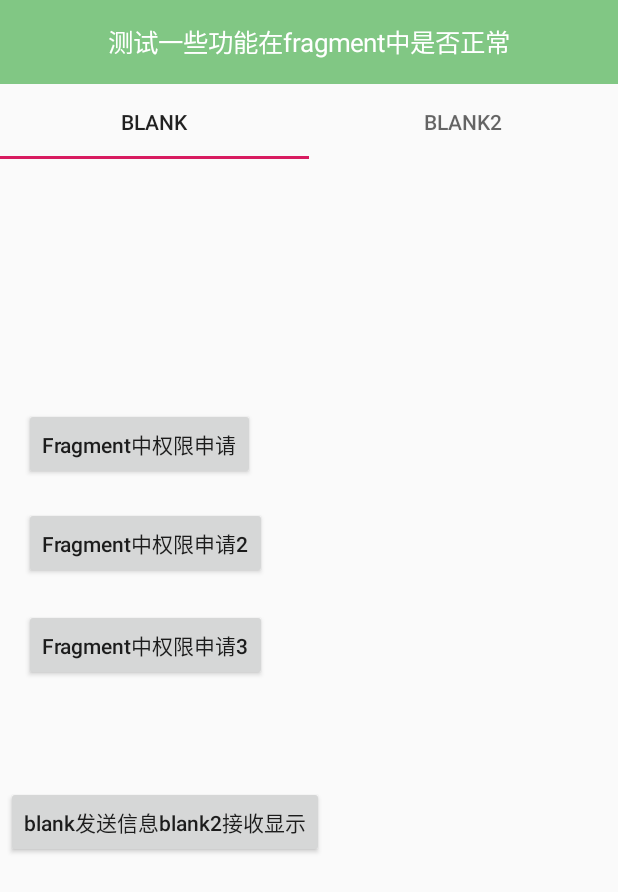
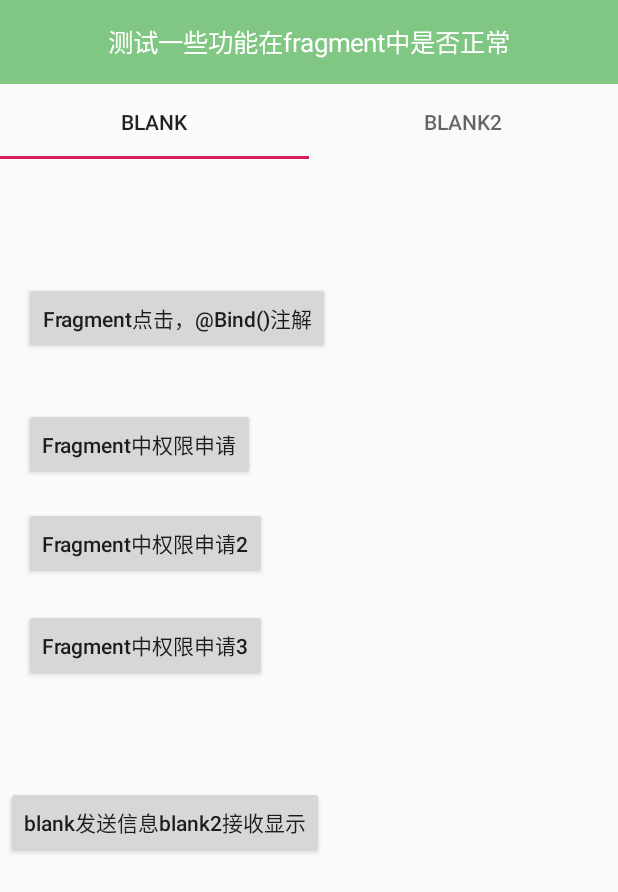
Before and after one commit to lucktoyou/FastLib, an Android app: the NextActivity screen opened directly, with no data from a screen before it, on a phone screen of 412 x 824 dp. Shown: the top 892 px of the screen. Run offline under Robolectric (Android 15) with nearby library versions, the phone set to English and light mode, and no system bars; our stand-ins replace CircleImageView; libraries missing offline, so code that uses them is left out: com.orhanobut.logger.

Commit message:
例子更新

```diff
--- a/app/src/main/java/com/example/fastlibdemo/next/BlankFragment.java
+++ b/app/src/main/java/com/example/fastlibdemo/next/BlankFragment.java
@@ -1,23 +1,30 @@
 package com.example.fastlibdemo.next;
 
+import android.annotation.SuppressLint;
 import android.widget.Toast;
 
 import com.example.fastlibdemo.R;
 import com.example.fastlibdemo.base.BindViewFragment;
 import com.example.fastlibdemo.databinding.FragmentBlankBinding;
 import com.fastlib.annotation.Bind;
-import com.fastlib.annotation.ContentView;
 import com.fastlib.base.EventObserver;
 import com.fastlib.utils.N;
 import com.fastlib.utils.permission.FastPermission;
 import com.fastlib.utils.permission.OnPermissionCallback;
 import com.fastlib.utils.permission.Permission;
 
+@SuppressLint("NonConstantResourceId")
 public class BlankFragment extends BindViewFragment<FragmentBlankBinding>{
 
     @Override
     public void alreadyPrepared() {
 
+    }
+
+
+    @Bind(R.id.btnTest)
+    public void test() {
+        N.showToast(getContext(),"click ok");
     }
 
     @Bind(R.id.btnPermission)
@@ -74,6 +81,7 @@ public class BlankFragment extends BindViewFragment<FragmentBlankBinding>{
 
     @Bind(R.id.btnSend)
     public void send() {
+        N.showToast(getContext(),"已发送需显示文本");
         EventObserver.getInstance().sendEvent(new InfoEvent("hello world！"));
     }
 }
--- a/app/src/main/res/layout/fragment_blank.xml
+++ b/app/src/main/res/layout/fragment_blank.xml
@@ -1,50 +1,61 @@
 <?xml version="1.0" encoding="utf-8"?>
-<androidx.constraintlayout.widget.ConstraintLayout xmlns:app="http://schemas.android.com/apk/res-auto"
-    xmlns:android="http://schemas.android.com/apk/res/android"
+<androidx.constraintlayout.widget.ConstraintLayout xmlns:android="http://schemas.android.com/apk/res/android"
+    xmlns:app="http://schemas.android.com/apk/res-auto"
     android:layout_width="match_parent"
     android:layout_height="match_parent">
+
+    <Button
+        android:id="@+id/btnTest"
+        android:layout_width="wrap_content"
+        android:layout_height="wrap_content"
+        android:layout_marginStart="16dp"
+        android:layout_marginTop="82dp"
+        android:text="Fragment点击，@Bind()注解"
+        android:textAllCaps="false"
+        app:layout_constraintStart_toStartOf="parent"
+        app:layout_constraintTop_toTopOf="parent" />
 
     <Button
         android:id="@+id/btnPermission"
         android:layout_width="wrap_content"
         android:layout_height="wrap_content"
         android:layout_marginStart="16dp"
-        android:layout_marginTop="166dp"
+        android:layout_marginTop="36dp"
         android:text="Fragment中权限申请"
         android:textAllCaps="false"
         app:layout_constraintStart_toStartOf="parent"
-        app:layout_constraintTop_toTopOf="parent" />
+        app:layout_constraintTop_toBottomOf="@+id/btnTest" />
 
     <Button
         android:id="@+id/btnPermission2"
         android:layout_width="wrap_content"
         android:layout_height="wrap_content"
         android:layout_marginStart="16dp"
-        android:layout_marginTop="232dp"
+        android:layout_marginTop="18dp"
         android:text="Fragment中权限申请2"
         android:textAllCaps="false"
         app:layout_constraintStart_toStartOf="parent"
-        app:layout_constraintTop_toTopOf="parent" />
+        app:layout_constraintTop_toBottomOf="@+id/btnPermission" />
 
     <Button
         android:id="@+id/btnPermission3"
         android:layout_width="wrap_content"
         android:layout_height="wrap_content"
         android:layout_marginStart="16dp"
-        android:layout_marginTop="300dp"
+        android:layout_marginTop="20dp"
         android:text="Fragment中权限申请3"
         android:textAllCaps="false"
         app:layout_constraintStart_toStartOf="parent"
-        app:layout_constraintTop_toTopOf="parent" />
+        app:layout_constraintTop_toBottomOf="@+id/btnPermission2" />
 
     <Button
         android:id="@+id/btnSend"
         android:layout_width="wrap_content"
         android:layout_height="wrap_content"
         android:layout_marginStart="4dp"
-        android:layout_marginTop="204dp"
+        android:layout_marginTop="70dp"
         android:text="blank发送信息blank2接收显示"
         android:textAllCaps="false"
         app:layout_constraintStart_toStartOf="parent"
-        app:layout_constraintTop_toBottomOf="@+id/btnPermission" />
+        app:layout_constraintTop_toBottomOf="@+id/btnPermission3" />
 </androidx.constraintlayout.widget.ConstraintLayout>
```
Also changed, not shown: app/src/main/java/com/example/fastlibdemo/next/Blank2Fragment.java (+0 -8 lines), app/src/main/res/layout/fragment_blank2.xml (+5 -13 lines).
